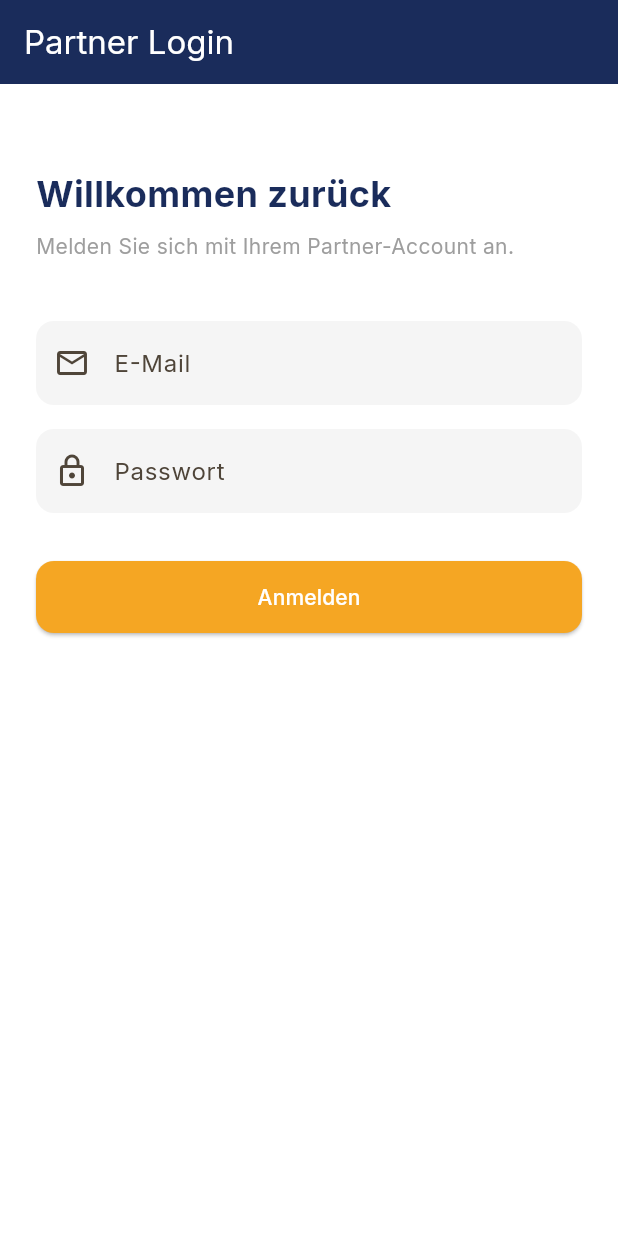
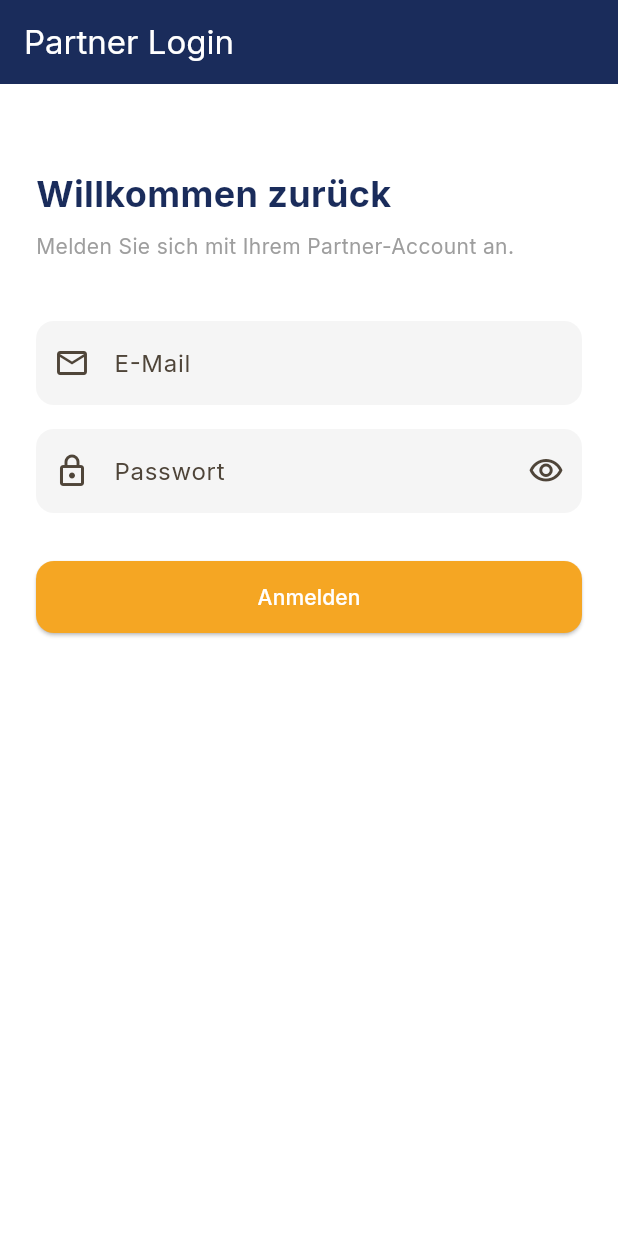
Before and after one commit to anikin1116/move-base, a Flutter app: the LoginScreen screen opened by its route, on a phone screen of 412 x 824 dp. Run offline on Flutter 3.47's test engine with Material 3 defaults, Android fonts, the phone set to English and light mode, and no system bars; our stand-ins replace cloud_firestore, firebase_auth, firebase_core, firebase_storage, geolocator, go_router and 2 more; accounts and stored records are empty.

Commit message:
Fix checkout URL (no www), add password visibility toggle in login
Co-Authored-By: Claude Sonnet 4.6 <noreply@anthropic.com>

```diff
--- a/lib/screens/auth/login_screen.dart
+++ b/lib/screens/auth/login_screen.dart
@@ -15,6 +15,7 @@ class _LoginScreenState extends State<LoginScreen> {
   final _emailCtrl = TextEditingController();
   final _passCtrl = TextEditingController();
   bool _loading = false;
+  bool _obscure = true;
   String? _error;
 
   Future<void> _login() async {
@@ -64,10 +65,15 @@ class _LoginScreenState extends State<LoginScreen> {
             const SizedBox(height: 16),
             TextField(
               controller: _passCtrl,
-              obscureText: true,
-              decoration: const InputDecoration(
+              obscureText: _obscure,
+              decoration: InputDecoration(
                 labelText: 'Passwort',
-                prefixIcon: Icon(Icons.lock_outlined),
+                prefixIcon: const Icon(Icons.lock_outlined),
+                suffixIcon: IconButton(
+                  icon: Icon(
+                      _obscure ? Icons.visibility_outlined : Icons.visibility_off_outlined),
+                  onPressed: () => setState(() => _obscure = !_obscure),
+                ),
               ),
             ),
             if (_error != null) ...[
--- a/lib/screens/dashboard/dashboard_screen.dart
+++ b/lib/screens/dashboard/dashboard_screen.dart
@@ -9,7 +9,7 @@ import '../../services/auth_service.dart';
 import '../../services/partner_service.dart';
 import '../../theme/app_theme.dart';
 
-const _apiBase = 'https://www.crashlog.eu';
+const _apiBase = 'https://crashlog.eu';
 
 class DashboardScreen extends StatelessWidget {
   const DashboardScreen({super.key});
```
